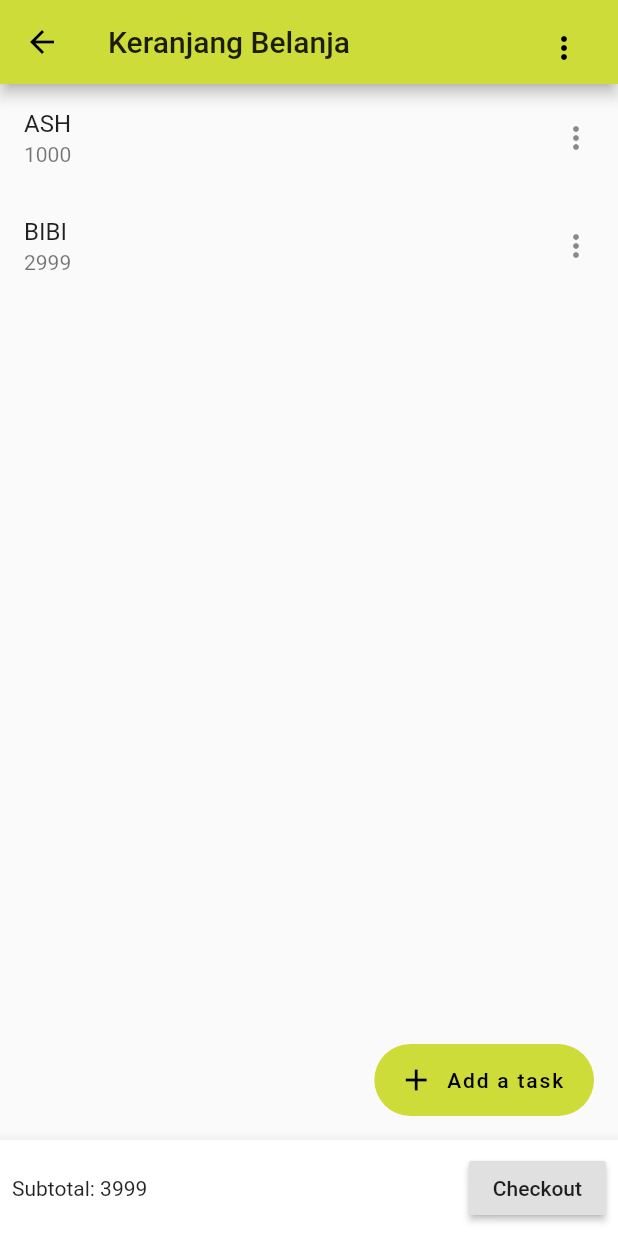
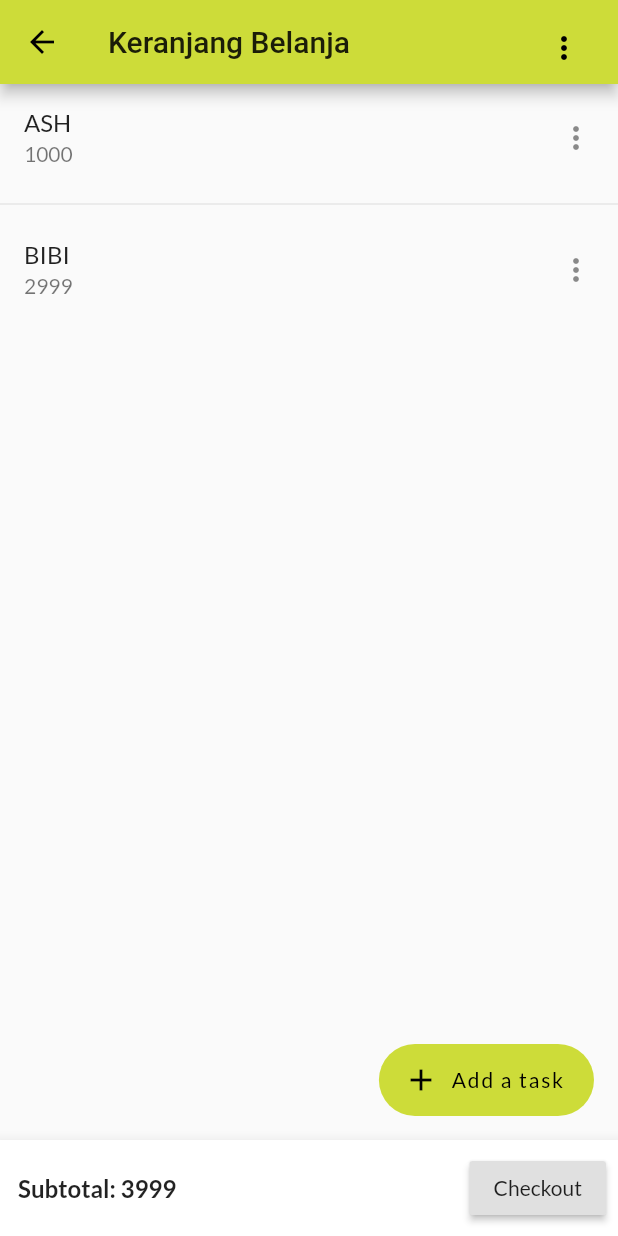
Before and after one commit to mettsardw/smart-chugg2, a Flutter app: the screen it shows after launch, after a tap on the "help outline" icon, on a phone screen of 412 x 824 dp. Run offline on Flutter 3.47's test engine with Material 2 defaults, Android fonts, the phone set to English and light mode, and no system bars; our stand-ins replace google_fonts.

Commit message:
Modify fonts and look and titles

```diff
--- a/lib/bar_bawah.dart
+++ b/lib/bar_bawah.dart
@@ -1,4 +1,5 @@
 import 'package:flutter/material.dart';
+import 'package:google_fonts/google_fonts.dart';
 import 'package:webapp_super/args.dart';
 
 import 'checkout.dart';
@@ -43,8 +44,14 @@ class BarBawah extends StatelessWidget {
         mainAxisAlignment: MainAxisAlignment.spaceBetween,
         children: <Widget>[
           Padding(
-            child: Text("Subtotal: "+_subtotal.toString()),
-            padding: EdgeInsets.all(8.0),
+            child: Text(
+              "Subtotal: "+_subtotal.toString(),
+              style: GoogleFonts.lato(
+                textStyle: Theme.of(context).textTheme.subhead,
+                fontWeight: FontWeight.w600,
+              ),
+              ),
+            padding: EdgeInsets.all(12.0),
           ),
           Padding(
               child: RaisedButton(
--- a/lib/boarding.dart
+++ b/lib/boarding.dart
@@ -1,33 +1,34 @@
 import 'package:flutter/material.dart';
+import 'package:google_fonts/google_fonts.dart';
+import 'package:webapp_super/scan_keranjang.dart';
 
 class Boarding extends StatelessWidget {
   @override
   Widget build(BuildContext context) {
     return Scaffold(
-
       body:Center(
         child: Column(
-            mainAxisAlignment: MainAxisAlignment.center,
+            mainAxisAlignment: MainAxisAlignment.start,
             children: <Widget>[
-              Padding(
-                padding: EdgeInsets.fromLTRB(0, 0, 0, 0),
-                child: Image.asset('assets/images/logo.png',height: 100),
+              SizedBox(height:150),
+              Image.asset('assets/images/logo.png',height: 100),
+              SizedBox(height:20),
+              Text(
+                'smart shopping assistant',
+                style: GoogleFonts.lato(
+                  textStyle: Theme.of(context).textTheme.body2,
+                  fontSize: 20,
+                  fontWeight: FontWeight.bold,
+                ),
               ),
-              SizedBox(height:20),
-              Padding(
-                padding: EdgeInsets.fromLTRB(0, 0, 0, 50),
-                child: Text('smart shopping assistant'),
+              SizedBox(height: 100),
+              RaisedButton(
+                child: Text("Scan Keranjang"),
+                onPressed: () {
+                  Navigator.pushNamed(context, ScanKeranjang.routeName);
+                },
               ),
-              RaisedButton(
-                onPressed: () {
-                  Navigator.pushNamed(context, '/scanKeranjang');
-                },
-                child: Padding(
-                  padding: EdgeInsets.all(20.0),
-                  child: Text("Scan Keranjang"),
-                )
-              ),
-              SizedBox(height: 200),
+              SizedBox(height: 180),
               Align(
                 alignment: Alignment.bottomRight,
                 child: IconButton(
--- a/lib/main.dart
+++ b/lib/main.dart
@@ -1,8 +1,8 @@
 import 'package:flutter/material.dart';
+import 'package:google_fonts/google_fonts.dart';
 import 'package:webapp_super/args.dart';
 import 'package:webapp_super/boarding.dart';
 import 'package:webapp_super/checkout.dart';
-import 'package:webapp_super/extract_subtotal_args.dart';
 import 'package:webapp_super/list_barang.dart';
 import 'package:webapp_super/privacy_policy.dart';
 import 'package:webapp_super/scan_keranjang.dart';
@@ -34,9 +34,9 @@ class MyApp extends StatelessWidget {
       initialRoute: '/',
       routes: {
         '/': (context) =>Boarding(),
-        '/scanKeranjang':(context) => ScanKeranjang(),
+        ScanKeranjang.routeName:(context) => ScanKeranjang(),
         //Checkout.routeName:(context) =>Checkout(), //checkout page di OnGenerateRoute
-        '/thankyou':(context) =>Thankyou(),
+        Thankyou.routeName:(context) =>Thankyou(),
         TermsAndConditions.routeName:(context) => TermsAndConditions(),
         PrivacyPolicy.routeName:(context) => PrivacyPolicy(),
         ListBarang.routeName:(context) => ListBarang(),
@@ -44,6 +44,9 @@ class MyApp extends StatelessWidget {
       title: "Flutter Demo",
       theme: ThemeData(
         primarySwatch: Colors.lime,
+        textTheme: GoogleFonts.latoTextTheme(
+          Theme.of(context).textTheme,
+        ),
       ),
     );
   }
--- a/lib/scan_keranjang.dart
+++ b/lib/scan_keranjang.dart
@@ -1,6 +1,7 @@
 import 'package:flutter/material.dart';
 
 class ScanKeranjang extends StatelessWidget {
+  static const routeName = '/scanKeranjang';
   @override
   Widget build(BuildContext context) {
     var scaffold = Scaffold(
--- a/pubspec.yaml
+++ b/pubspec.yaml
@@ -17,6 +17,7 @@ environment:
   sdk: ">=2.1.0 <3.0.0"
 
 dependencies:
+  google_fonts: ^0.3.9
   flutter:
     sdk: flutter
 
```
Also changed, not shown: lib/checkout.dart (+52 -5 lines), lib/list_barang.dart (+18 -6 lines), lib/thankyou.dart (+18 -2 lines), pubspec.lock.
